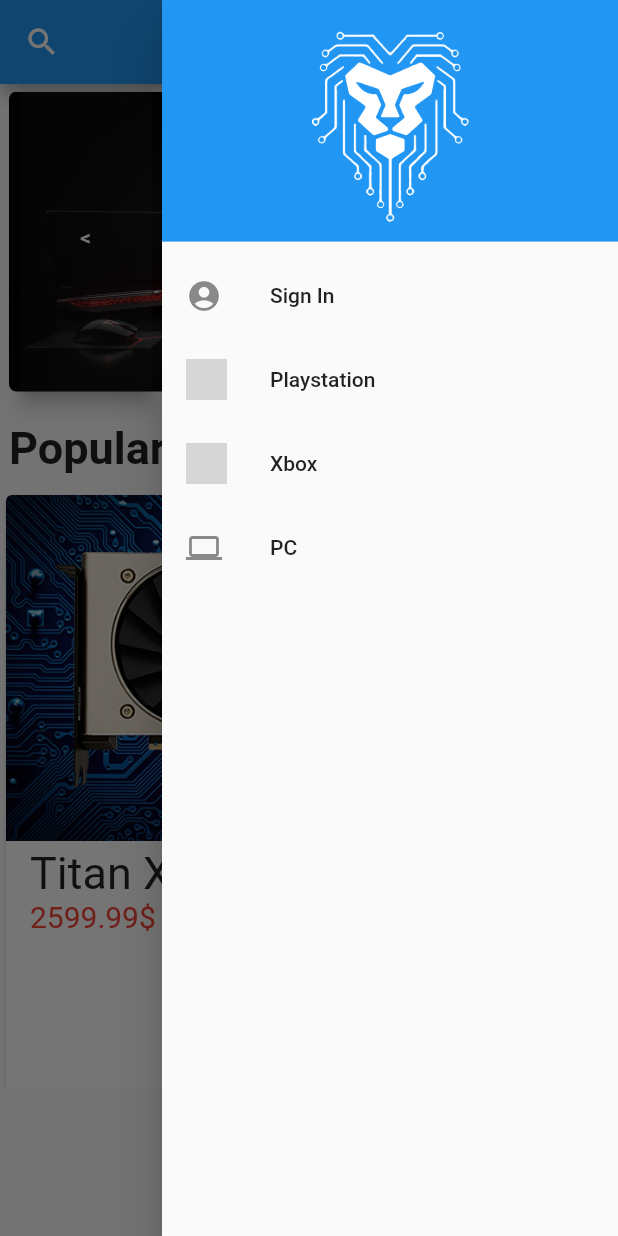
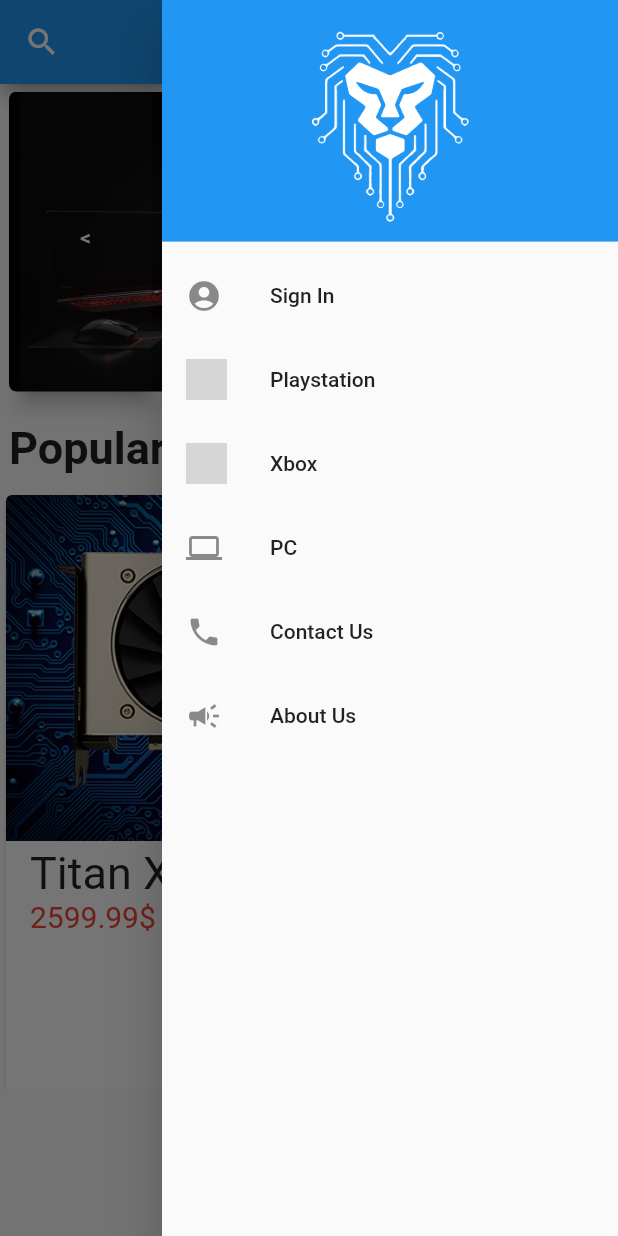
Before and after one commit to kepposo/MobileApp, a Flutter app: the screen it shows after launch, with the side drawer open, on a phone screen of 412 x 824 dp. Run offline on Flutter 3.47's test engine with Material 2 defaults, Android fonts, the phone set to English and light mode, and no system bars; grey boxes are pictures that could not be loaded.

Commit message:
added about us and contact us

```diff
--- a/star_store/lib/home_screen.dart
+++ b/star_store/lib/home_screen.dart
@@ -75,6 +75,16 @@ class _State extends State<HomeScreen> {
                 leading: Icon(Icons.computer),
                 title: Text('PC'),
                 onTap: () => Navigator.of(context).push(MaterialPageRoute(builder: (context) => ItemList("PC", "PC Items")))),
+                ListTile(
+              leading: Icon(Icons.phone,),
+              title: Text('Contact Us'),
+              onTap: () => Navigator.pushNamed(context, '/contact-us'),
+            ),
+                ListTile(
+              leading: Icon(Icons.campaign,),
+              title: Text('About Us'),
+              onTap: () => Navigator.pushNamed(context, '/about-us'),
+            ),
           ],
         ),
       ),
--- a/star_store/lib/main.dart
+++ b/star_store/lib/main.dart
@@ -3,7 +3,8 @@ import 'home_screen.dart';
 import 'register.dart';
 import 'login.dart';
 import 'item_list.dart';
-
+import 'about_us.dart';
+import 'contact.dart';
 
 void main() {
   runApp(StarStoreApp());
@@ -21,8 +22,8 @@ class StarStoreApp extends StatelessWidget {
         '/register': (BuildContext context) => new SignUp(),
         '/login': (BuildContext context) => new Login(),
         '/item-list': (BuildContext context) => new ItemList("", ""),
-       // '/cartpage': (BuildContext context) => new Cartpage(),
-       // '/profile': (BuildContext context) => new Profile(),
+        '/about-us': (BuildContext context) => new AboutUs(),
+        '/contact-us': (BuildContext context) => new ContactUs(),
       }
     );
   }// Widget
```
Also changed, not shown: star_store/lib/about_us.dart (added, +31 -0 lines), star_store/lib/contact.dart (added, +25 -0 lines).
